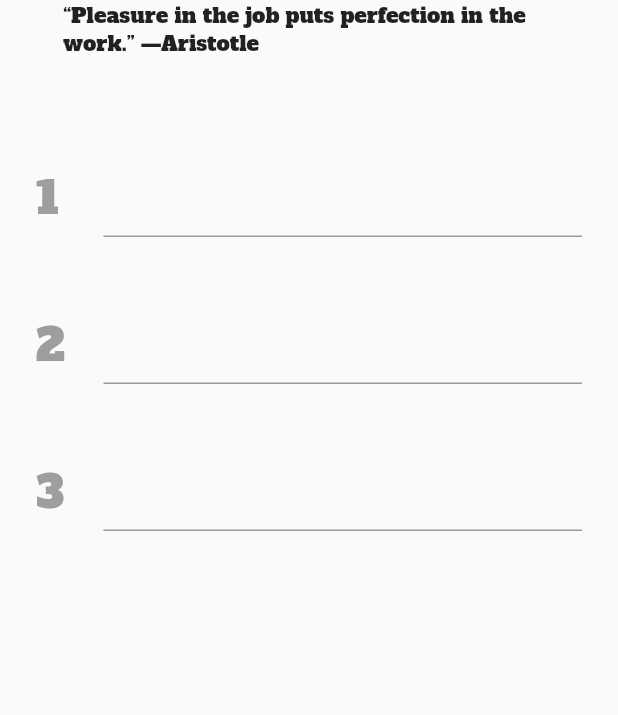
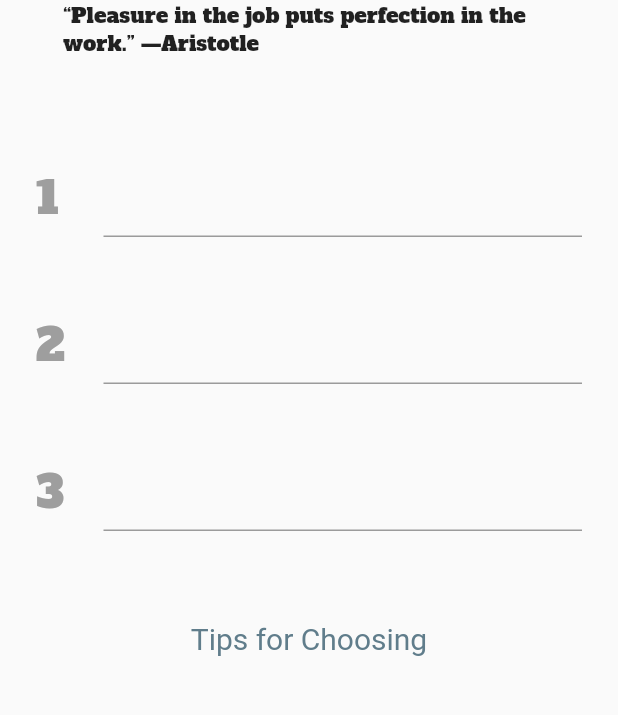
Before and after one commit to legalcodes/3things_mobile, a Flutter app: the screen it shows after launch, on a phone screen of 412 x 824 dp, the part 216-931 px from its top. Run offline on Flutter 3.47's test engine with Material 2 defaults, Android fonts, the phone set to English and light mode, and no system bars; our stand-ins replace shared_preferences.

Commit message:
Successfully created nav to second page

```diff
--- a/lib/main.dart
+++ b/lib/main.dart
@@ -1,5 +1,6 @@
 import 'package:flutter/material.dart';
 import 'package:threethings/screens/home/home.dart';
+import 'package:threethings/screens/help/help.dart';
 
 
 void main() => runApp(MyApp());
@@ -8,6 +9,11 @@ class MyApp extends StatelessWidget {
   @override
   Widget build(BuildContext context) {
     return MaterialApp(
+      initialRoute: '/',
+      routes: {
+//        '/': (context) => Home(),
+        '/help': (context) => Help(),
+      },
       title: '3Things',
       // Set AlfaSlabOne as the default app font
       theme: ThemeData(fontFamily: 'AlfaSlabOne'),
--- /dev/null
+++ b/lib/screens/home/footer.dart
@@ -0,0 +1,28 @@
+import 'package:flutter/widgets.dart';
+import 'package:flutter/cupertino.dart';
+import 'package:flutter/material.dart';
+import 'package:threethings/screens/help/help.dart';
+
+class Footer extends StatelessWidget {
+  @override
+  Widget build(BuildContext context) {
+    return Container(
+      padding: EdgeInsets.only(top: 60),
+      child: GestureDetector(
+        onTap: () {
+          Navigator.pushNamed(context, '/help');
+        },
+        child: RichText(
+            text: TextSpan(
+              text: 'Tips for Choosing',
+              style: TextStyle(
+                fontSize: 20,
+                color: Colors.blueGrey,
+              ),
+            )
+        ),
+      )
+    );
+  }
+
+}
--- a/lib/screens/home/home.dart
+++ b/lib/screens/home/home.dart
@@ -3,6 +3,7 @@ import 'package:flutter/material.dart';
 import 'package:threethings/screens/home/title.dart';
 import 'package:threethings/screens/home/quote.dart';
 import 'package:threethings/screens/home/threethings.dart';
+import 'package:threethings/screens/home/footer.dart';
 
 class Home extends StatelessWidget {
   @override
@@ -14,6 +15,7 @@ class Home extends StatelessWidget {
               SplitTitle(),
               Quote(),
               ThreeThings(),
+              Footer(),
             ],
           ),
         )
```
Also changed, not shown: lib/screens/help/help.dart (added, +29 -0 lines).
